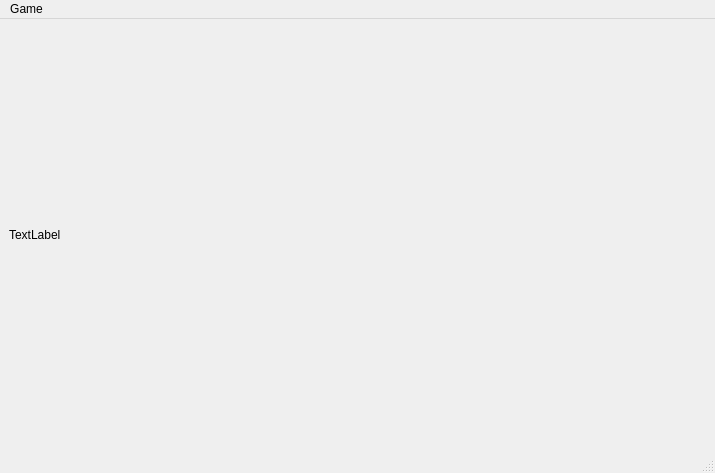
rekin5320/minesweeper, file minesweeper_ui.ui: the form before one commit.
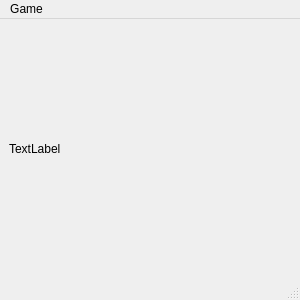
The form after the commit.

Patch:
```diff
--- a/minesweeper_ui.ui
+++ b/minesweeper_ui.ui
@@ -6,8 +6,8 @@
    <rect>
     <x>0</x>
     <y>0</y>
-    <width>715</width>
-    <height>473</height>
+    <width>300</width>
+    <height>300</height>
    </rect>
   </property>
   <property name="windowTitle">
@@ -36,7 +36,7 @@
     <rect>
      <x>0</x>
      <y>0</y>
-     <width>715</width>
+     <width>300</width>
      <height>21</height>
     </rect>
    </property>
```
Left out of the diff: 14 changed lines with no effect on the pictures.
